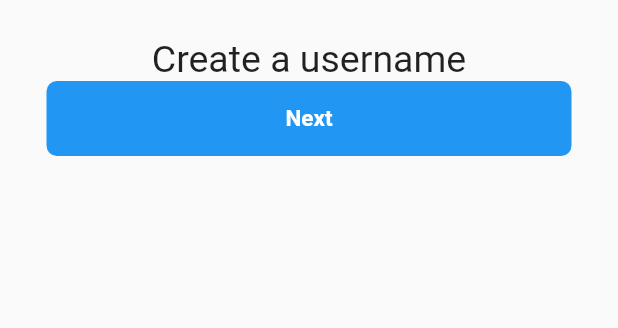
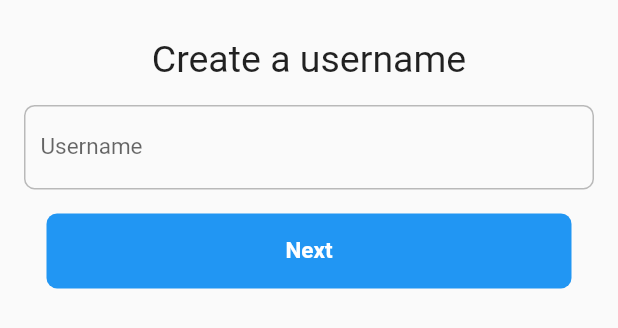
Before and after one commit to rwema3/Fluttergram-App, a Flutter app: the CreateAccount widget shown alone on an empty page, opened directly, on a phone screen of 412 x 824 dp. Shown: the top 328 px of the screen. Run offline on Flutter 3.47's test engine with Material 2 defaults, Android fonts, the phone set to English and light mode, and no system bars; our stand-ins replace cached_network_image, cloud_firestore, firebase_auth, firebase_core, firebase_messaging, firebase_storage and 6 more; missing offline and left inert: geocoder; accounts and stored records are empty.

Commit message:
Flutter Paddings

```diff
--- a/lib/create_account.dart
+++ b/lib/create_account.dart
@@ -23,7 +23,22 @@ class _CreateAccountState extends State<CreateAccount> {
           ),
         ),
       ),
-
+      Padding(
+        padding: const EdgeInsets.all(16.0),
+        child: Container(
+          decoration: BoxDecoration(
+              border: Border.all(width: 1.0, color: Colors.black26),
+              borderRadius: BorderRadius.circular(7.0)),
+          child: TextField(
+            controller: name,
+            decoration: InputDecoration(
+                border: InputBorder.none,
+                contentPadding: const EdgeInsets.all(10.0),
+                labelText: "Username",
+                labelStyle: TextStyle(fontSize: 15.0)),
+          ),
+        ),
+      ),
       GestureDetector(
         onTap: () {
           if (name.text == null || name.text.length == 0){
```
